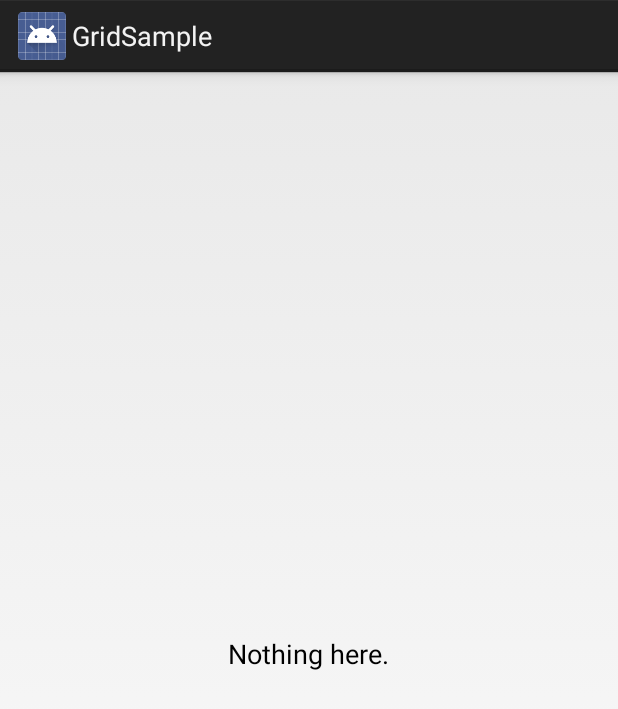
After one commit to quentin23soleil/SuperListview, an Android app: the GridSample screen opened directly, with no data from a screen before it, on a phone screen of 412 x 824 dp. The commit adds this screen. Shown: the top 709 px of the screen. Run offline under Robolectric (Android 15) with nearby library versions, the phone set to English and light mode, and no system bars.

Commit message:
add vertical/horizontal spacing grid + different activities for the sample

```diff
--- a/Sample/build.gradle
+++ b/Sample/build.gradle
@@ -23,6 +23,6 @@ android {
 
 dependencies {
     compile fileTree(dir: 'libs', include: ['*.jar'])
+    compile project(':SuperListviewLibrary')
     compile 'com.android.support:appcompat-v7:19.+'
-    compile project(':SuperListviewLibrary')
 }
--- /dev/null
+++ b/Sample/src/main/java/com/quentindommerc/superlistview/sample/GridSample.java
@@ -0,0 +1,71 @@
+package com.quentindommerc.superlistview.sample;
+
+import android.app.Activity;
+import android.os.Bundle;
+import android.os.Handler;
+import android.support.v4.widget.SwipeRefreshLayout;
+import android.widget.ArrayAdapter;
+import android.widget.Toast;
+
+import com.quentindommerc.superlistview.OnMoreListener;
+import com.quentindommerc.superlistview.SuperGridview;
+import com.quentindommerc.superlistview.SuperListview;
+
+import java.util.ArrayList;
+
+
+public class GridSample extends Activity implements SwipeRefreshLayout.OnRefreshListener, OnMoreListener {
+
+    private SuperGridview mList;
+    private ArrayAdapter<String> mAdapter;
+
+    @Override
+    protected void onCreate(Bundle savedInstanceState) {
+        super.onCreate(savedInstanceState);
+        setContentView(R.layout.activity_grid_sample);
+
+        // Empty list view demo, just pull to add more items
+        ArrayList<String> lst = new ArrayList<String>();
+        mAdapter = new ArrayAdapter<String>(this, android.R.layout.simple_list_item_1, android.R.id.text1, lst);
+
+
+        // This is what you're looking for
+        mList = (SuperGridview)findViewById(R.id.list);
+        mList.setAdapter(mAdapter);
+
+        // Setting the refresh listener will enable the refresh progressbar
+        mList.setRefreshListener(this);
+
+        // Wow so beautiful
+        mList.setRefreshingColor(android.R.color.holo_orange_light, android.R.color.holo_blue_light, android.R.color.holo_green_light, android.R.color.holo_red_light);
+
+        // I want to get loadMore triggered if I see the last item (1)
+        mList.setupMoreListener(this, 1);
+    }
+
+    @Override
+    public void onRefresh() {
+        Toast.makeText(this, "Refresh", Toast.LENGTH_LONG).show();
+
+        // enjoy the beaty of the progressbar
+        Handler handler = new Handler();
+        handler.postDelayed(new Runnable() {
+            public void run() {
+
+                // demo purpose, adding to the top so you can see it
+                mAdapter.insert("New stuff", 0);
+
+            }
+        }, 2000);
+
+
+    }
+
+    @Override
+    public void loadMore() {
+        Toast.makeText(this, "More", Toast.LENGTH_LONG).show();
+
+        //demo purpose, adding to the bottom
+        mAdapter.add("More asked, more served");
+    }
+}
--- /dev/null
+++ b/Sample/src/main/res/layout/activity_grid_sample.xml
@@ -0,0 +1,20 @@
+<RelativeLayout xmlns:android="http://schemas.android.com/apk/res/android"
+                android:layout_width="match_parent"
+                android:layout_height="match_parent">
+
+    <com.quentindommerc.superlistview.SuperGridview
+            xmlns:superlistview="http://schemas.android.com/apk/res-auto"
+            android:id="@+id/list"
+            android:layout_width="match_parent"
+            android:layout_height="match_parent"
+            superlistview:superlv__clipToPadding="false"
+            superlistview:superlv__divider="@android:color/transparent"
+            superlistview:superlv__dividerHeight="10dp"
+            superlistview:superlv__Padding="10dp"
+            superlistview:superlv__empty="@layout/emptyview"
+            superlistview:supergv__columns="2"
+            superlistview:supergv__verticalSpacing="10dp"
+            superlistview:supergv__horizontalSpacing="10dp"
+            superlistview:superlv__scrollbarStyle="outsideOverlay" >
+    </com.quentindommerc.superlistview.SuperGridview>
+</RelativeLayout>
--- a/Sample/src/main/res/values/strings.xml
+++ b/Sample/src/main/res/values/strings.xml
@@ -4,5 +4,7 @@
     <string name="app_name">SuperListView</string>
     <string name="hello_world">Hello world!</string>
     <string name="action_settings">Settings</string>
+    <string name="title_activity_grid_sample">GridSample</string>
+    <string name="title_activity_list_sample">ListSample</string>
 
 </resources>
--- a/SuperListviewLibrary/src/main/java/com/quentindommerc/superlistview/SuperGridview.java
+++ b/SuperListviewLibrary/src/main/java/com/quentindommerc/superlistview/SuperGridview.java
@@ -50,6 +50,8 @@ public class SuperGridview extends FrameLayout implements AbsListView.OnScrollLi
     private boolean isLoadingMore;
     private int mSelector;
     private SwipeRefreshLayout mPtrLayout;
+    private int mHorizontalSpacing;
+    private int mVerticalSpacing;
 
 
     public SwipeRefreshLayout getSwipeToRefresh() {
@@ -98,6 +100,8 @@ public class SuperGridview extends FrameLayout implements AbsListView.OnScrollLi
         TypedArray ag = getContext().obtainStyledAttributes(attrs, R.styleable.supergridview);
         try {
             mColumns = a.getInt(R.styleable.supergridview_supergv__columns, 1);
+            mVerticalSpacing = (int) a.getDimension(R.styleable.supergridview_supergv__verticalSpacing, 1);
+            mHorizontalSpacing = (int) a.getDimension(R.styleable.supergridview_supergv__horizontalSpacing, 1);
         } finally {
             ag.recycle();
         }
@@ -114,6 +118,8 @@ public class SuperGridview extends FrameLayout implements AbsListView.OnScrollLi
         mProgress = (ProgressBar) v.findViewById(android.R.id.progress);
         mGrid = (GridView)v.findViewById(android.R.id.list);
         mGrid.setNumColumns(mColumns);
+        mGrid.setVerticalSpacing(mVerticalSpacing);
+        mGrid.setHorizontalSpacing(mHorizontalSpacing);
 
         mEmpty = (ViewStub)v.findViewById(R.id.empty);
         mEmpty.setLayoutResource(mEmptyId);
--- a/SuperListviewLibrary/src/main/res/values/attrs.xml
+++ b/SuperListviewLibrary/src/main/res/values/attrs.xml
@@ -21,7 +21,9 @@
     </declare-styleable>
 
     <declare-styleable name="supergridview">
-        <attr name="supergv__columns" format="integer"></attr>
+        <attr name="supergv__columns" format="integer"/>
+        <attr name="supergv__verticalSpacing" format="dimension"/>
+        <attr name="supergv__horizontalSpacing" format="dimension"/>
     </declare-styleable>
 
 </resources>
--- a/gradle.properties
+++ b/gradle.properties
@@ -1,5 +1,5 @@
-VERSION_NAME=0.3-SNAPSHOT
-VERSION_CODE=3
+VERSION_NAME=0.4-SNAPSHOT
+VERSION_CODE=4
 GROUP=com.quentindommerc.superlistview
 
 POM_DESCRIPTION=This is not only a ListView.
```
Also changed, not shown: Sample/src/main/AndroidManifest.xml (+8 -0 lines), Sample/src/main/java/com/quentindommerc/superlistview/sample/ListSample.java (added, +71 -0 lines), Sample/src/main/java/com/quentindommerc/superlistview/sample/MainActivity.java (+20 -39 lines), Sample/src/main/res/layout/activity_list_sample.xml (added, +17 -0 lines), Sample/src/main/res/menu/grid_sample.xml (added, +9 -0 lines), Sample/src/main/res/menu/list_sample.xml (added, +9 -0 lines).
